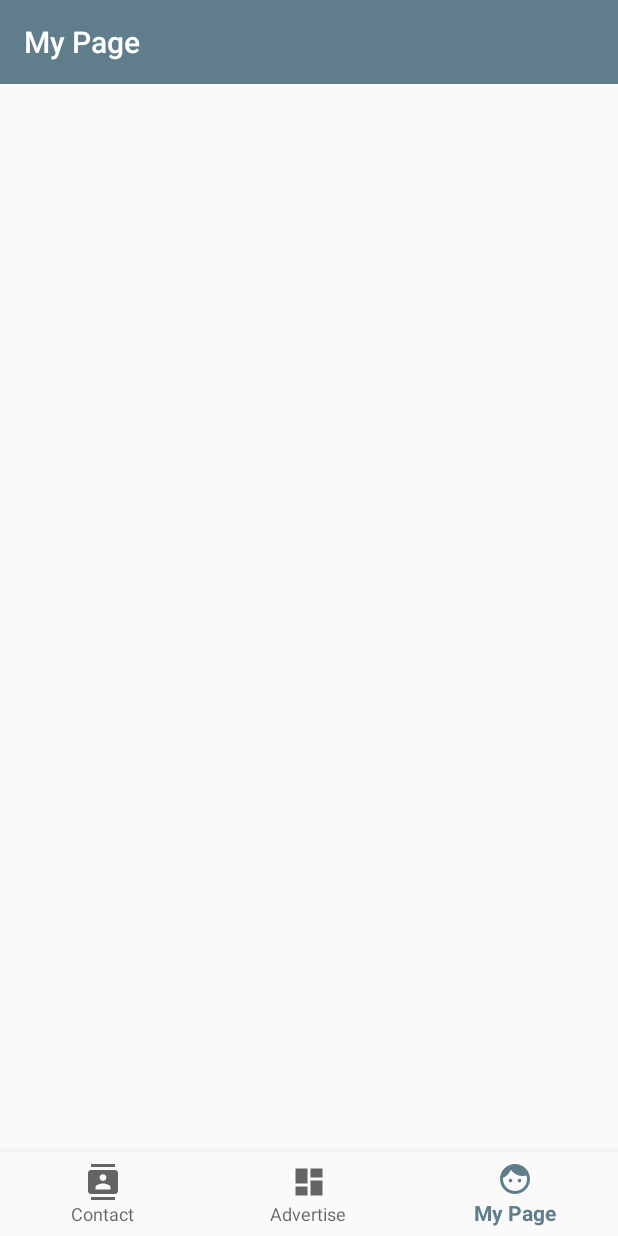
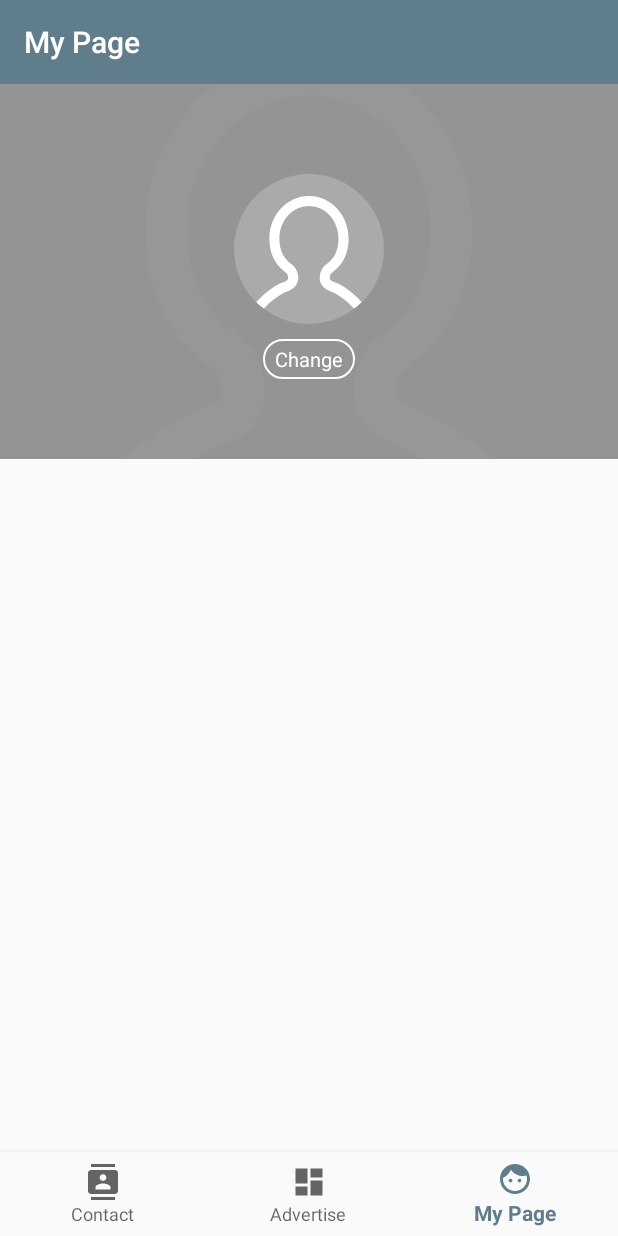
Before and after one commit to DIYGame-Korea/Assignment_Android, an Android app: the screen it shows after launch (MainActivity), item 3 of the bottom bar chosen, on a phone screen of 412 x 824 dp. Run offline under Robolectric (Android 15) with nearby library versions, the phone set to English and light mode, and no system bars; pictures from the network do not load.

Commit message:
Image process added

```diff
--- /dev/null
+++ b/app/src/main/java/com/idlab/idcorp/assignment_android/widget/GrayScaleImageView.java
@@ -0,0 +1,42 @@
+package com.idlab.idcorp.assignment_android.widget;
+
+import android.content.Context;
+import android.graphics.Canvas;
+import android.graphics.ColorMatrix;
+import android.graphics.ColorMatrixColorFilter;
+import android.graphics.drawable.Drawable;
+import android.support.v7.widget.AppCompatImageView;
+import android.util.AttributeSet;
+
+/**
+ * Created by diygame5 on 2017-03-28.
+ */
+
+public class GrayScaleImageView extends AppCompatImageView {
+    public GrayScaleImageView(Context context) {
+        super(context);
+    }
+
+    public GrayScaleImageView(Context context, AttributeSet attrs) {
+        super(context, attrs);
+    }
+
+    public GrayScaleImageView(Context context, AttributeSet attrs, int defStyleAttr) {
+        super(context, attrs, defStyleAttr);
+    }
+
+    @Override
+    protected void onDraw(Canvas canvas) {
+        Drawable drawable = getDrawable();
+        if (drawable != null) {
+            //drawable.mutate().setColorFilter(Color.GRAY, PorterDuff.Mode.MULTIPLY);
+            ColorMatrix matrix = new ColorMatrix();
+            matrix.setSaturation(0);//채도 0이면 grayscale
+            ColorMatrixColorFilter cf = new ColorMatrixColorFilter(matrix);
+            //drawable.setColorFilter(Color.parseColor("#BDBDBD"), PorterDuff.Mode.MULTIPLY); //더 어둡게
+            drawable.setColorFilter(cf);
+        }
+        super.onDraw(canvas);
+    }
+
+}
--- /dev/null
+++ b/app/src/main/res/drawable/shape_white_radius.xml
@@ -0,0 +1,12 @@
+<?xml version="1.0" encoding="utf-8"?>
+<shape xmlns:android="http://schemas.android.com/apk/res/android">
+    <stroke
+        android:width="1dp"
+        android:color="#ffffff" />
+    <corners android:radius="25dp" />
+    <padding
+        android:bottom="4dp"
+        android:left="8dp"
+        android:right="8dp"
+        android:top="4dp" />
+</shape>
--- a/app/src/main/res/layout/fragment_my_page.xml
+++ b/app/src/main/res/layout/fragment_my_page.xml
@@ -1,7 +1,64 @@
 <?xml version="1.0" encoding="utf-8"?>
-<LinearLayout xmlns:android="http://schemas.android.com/apk/res/android"
+<RelativeLayout xmlns:android="http://schemas.android.com/apk/res/android"
+    xmlns:app="http://schemas.android.com/apk/res-auto"
     android:layout_width="match_parent"
-    android:layout_height="match_parent"
-    android:orientation="vertical">
+    android:layout_height="match_parent">
 
-</LinearLayout>
+    <RelativeLayout
+        android:id="@+id/relativeLayout"
+        android:layout_width="match_parent"
+        android:layout_height="250dp">
+
+        <com.idlab.idcorp.assignment_android.widget.GrayScaleImageView
+            android:id="@+id/iv_profile_background"
+            android:layout_width="match_parent"
+            android:layout_height="250dp"
+            android:scaleType="centerCrop"
+            app:srcCompat="@drawable/ic_profile" />
+
+        <ImageView
+            android:layout_width="match_parent"
+            android:layout_height="match_parent"
+            android:background="#8c424242" />
+
+        <RelativeLayout
+            android:id="@+id/rl_profile"
+            android:layout_width="100dp"
+            android:layout_height="100dp"
+            android:layout_marginTop="60dp"
+            android:layout_centerHorizontal="true">
+
+            <com.idlab.idcorp.assignment_android.widget.RoundImageView
+                android:layout_width="match_parent"
+                android:layout_height="match_parent"
+                android:src="#aaaaaa" />
+
+            <com.idlab.idcorp.assignment_android.widget.RoundImageView
+                android:id="@+id/iv_profile"
+                android:layout_width="match_parent"
+                android:layout_height="match_parent"
+                android:layout_centerInParent="true"
+                android:scaleType="centerCrop"
+                app:srcCompat="@drawable/ic_profile" />
+        </RelativeLayout>
+
+        <LinearLayout
+            android:background="@drawable/shape_white_radius"
+            android:layout_below="@+id/rl_profile"
+            android:layout_marginTop="10dp"
+            android:layout_centerHorizontal="true"
+            android:layout_width="wrap_content"
+            android:layout_height="wrap_content">
+        <TextView
+            android:id="@+id/btn_change_profile"
+            android:layout_width="wrap_content"
+            android:layout_height="wrap_content"
+            android:background="@null"
+            android:textSize="13sp"
+            android:text="Change"
+            android:textColor="@android:color/white"
+            />
+        </LinearLayout>
+    </RelativeLayout>
+
+</RelativeLayout>
```
Also changed, not shown: app/src/main/java/com/idlab/idcorp/assignment_android/fragment/MyPageFragment.java (+93 -0 lines), app/src/main/java/com/idlab/idcorp/assignment_android/network/ScalarRetrofitClient.java (deleted, +0 -23 lines), app/src/main/java/com/idlab/idcorp/assignment_android/utils/ImageUtil.java (added, +132 -0 lines).
